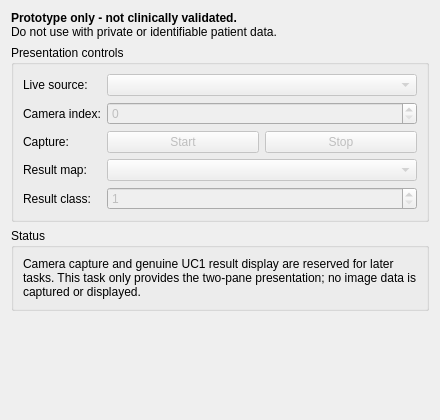
This is extensions/SLIAFlow/SLIAFlow/Resources/UI/SLIAFlow.ui in alejandrou/SLIAFlow as Qt 5 draws it before an edit. The edited form follows.
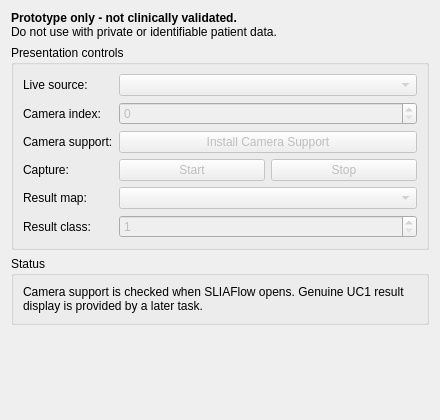
This is the edited form. Custom widgets are drawn as their Qt base class.

Commit message: ENH: Add laptop camera display to the live pane

The edit to the form file:
```diff
--- a/extensions/SLIAFlow/SLIAFlow/Resources/UI/SLIAFlow.ui
+++ b/extensions/SLIAFlow/SLIAFlow/Resources/UI/SLIAFlow.ui
@@ -77,13 +77,33 @@
        </widget>
       </item>
       <item row="2" column="0">
+       <widget class="QLabel" name="cameraSupportLabel">
+        <property name="text">
+         <string>Camera support:</string>
+        </property>
+       </widget>
+      </item>
+      <item row="2" column="1">
+       <widget class="QPushButton" name="installCameraSupportButton">
+        <property name="enabled">
+         <bool>false</bool>
+        </property>
+        <property name="toolTip">
+         <string>Install the pinned OpenCV package into Slicer's Python environment. Slicer must be restarted afterward.</string>
+        </property>
+        <property name="text">
+         <string>Install Camera Support</string>
+        </property>
+       </widget>
+      </item>
+      <item row="3" column="0">
        <widget class="QLabel" name="captureActionsLabel">
         <property name="text">
          <string>Capture:</string>
         </property>
        </widget>
       </item>
-      <item row="2" column="1">
+      <item row="3" column="1">
        <layout class="QHBoxLayout" name="captureActionsLayout">
         <item>
          <widget class="QPushButton" name="startButton">
@@ -113,14 +133,14 @@
         </item>
        </layout>
       </item>
-      <item row="3" column="0">
+      <item row="4" column="0">
        <widget class="QLabel" name="resultMapLabel">
         <property name="text">
          <string>Result map:</string>
         </property>
        </widget>
       </item>
-      <item row="3" column="1">
+      <item row="4" column="1">
        <widget class="QComboBox" name="resultMapSelector">
         <property name="enabled">
          <bool>false</bool>
@@ -133,14 +153,14 @@
         </property>
        </widget>
       </item>
-      <item row="4" column="0">
+      <item row="5" column="0">
        <widget class="QLabel" name="resultClassLabel">
         <property name="text">
          <string>Result class:</string>
         </property>
        </widget>
       </item>
-      <item row="4" column="1">
+      <item row="5" column="1">
        <widget class="QSpinBox" name="resultClassSpinBox">
         <property name="enabled">
          <bool>false</bool>
@@ -174,7 +194,7 @@
       <item>
        <widget class="QLabel" name="statusLabel">
         <property name="text">
-         <string>Camera capture and genuine UC1 result display are reserved for later tasks. This task only provides the two-pane presentation; no image data is captured or displayed.</string>
+         <string>Camera support is checked when SLIAFlow opens. Genuine UC1 result display is provided by a later task.</string>
         </property>
         <property name="wordWrap">
          <bool>true</bool>
```
Left out of the diff: 8 changed lines with no effect on the pictures. The commit also changes 6 other files.
